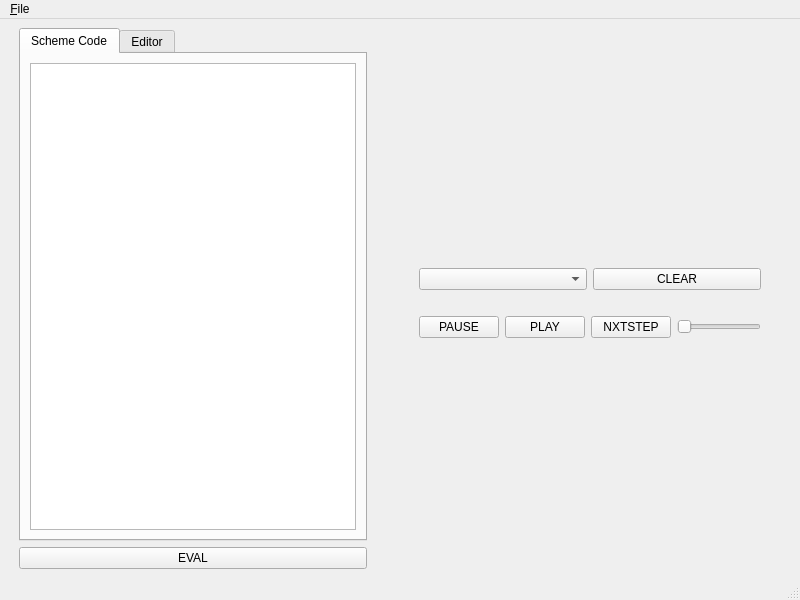
The window that mainwindow.ui (d1sxgRee/CAEditor) describes before a commit, drawn with Qt 5.
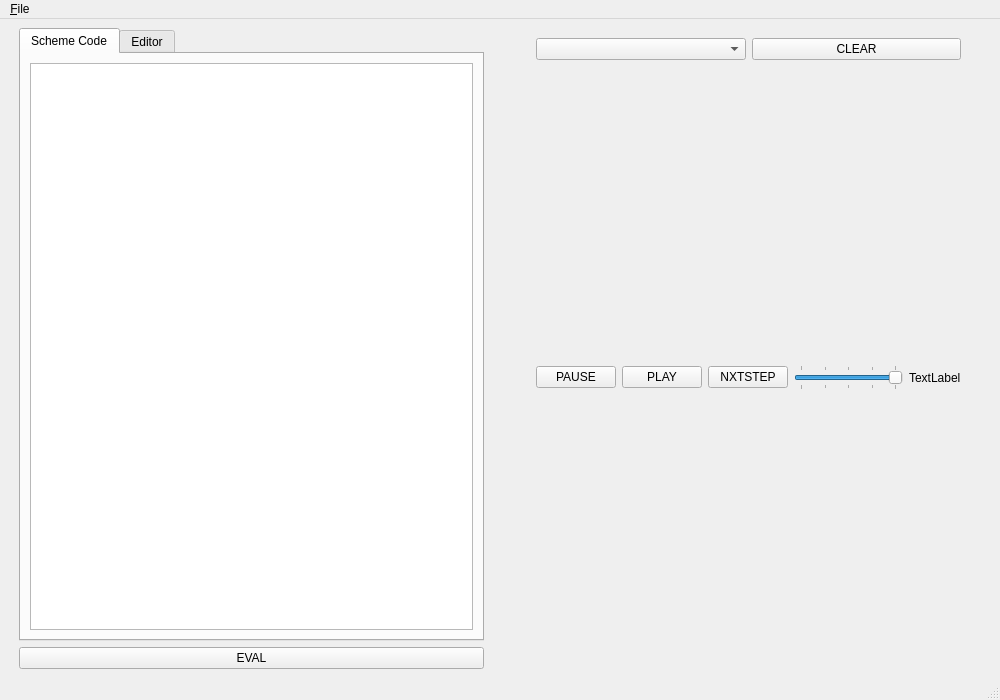
The same window after the commit.

Patch:
```diff
--- a/mainwindow.ui
+++ b/mainwindow.ui
@@ -6,8 +6,8 @@
    <rect>
     <x>0</x>
     <y>0</y>
-    <width>800</width>
-    <height>600</height>
+    <width>1000</width>
+    <height>700</height>
    </rect>
   </property>
   <property name="windowTitle">
@@ -138,9 +138,28 @@
           </item>
           <item>
            <widget class="QSlider" name="speedSlider">
+            <property name="maximum">
+             <number>4</number>
+            </property>
+            <property name="pageStep">
+             <number>1</number>
+            </property>
+            <property name="value">
+             <number>4</number>
+            </property>
             <property name="orientation">
              <enum>Qt::Horizontal</enum>
             </property>
+            <property name="tickPosition">
+             <enum>QSlider::TicksBothSides</enum>
+            </property>
+           </widget>
+          </item>
+          <item>
+           <widget class="QLabel" name="speedInfo">
+            <property name="text">
+             <string>TextLabel</string>
+            </property>
            </widget>
           </item>
          </layout>
@@ -156,7 +175,7 @@
     <rect>
      <x>0</x>
      <y>0</y>
-     <width>800</width>
+     <width>1000</width>
      <height>22</height>
     </rect>
    </property>
```
